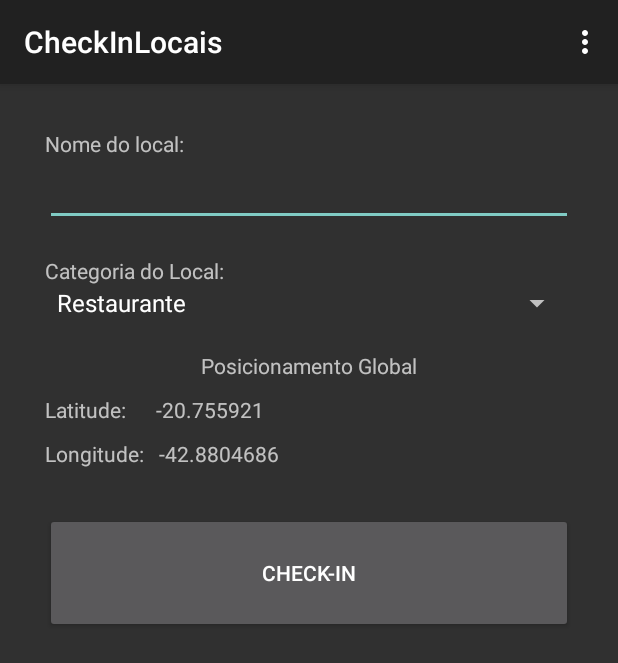
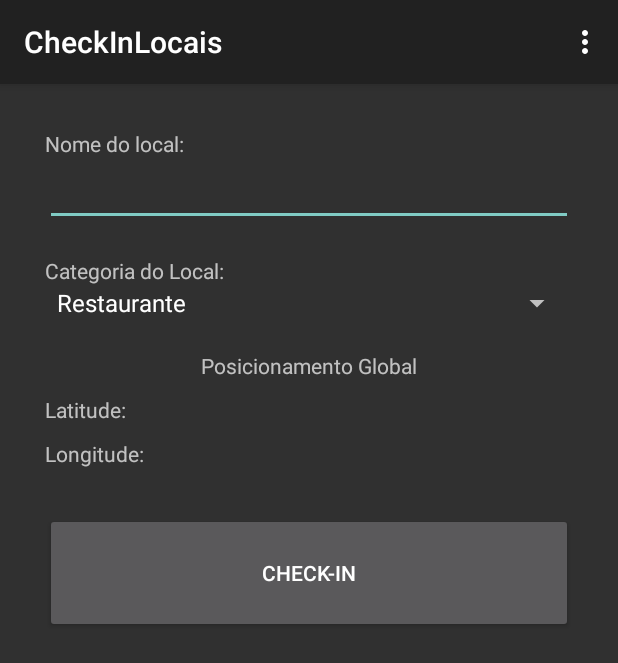
Before and after one commit to DiegoTeixeira7/CheckInLocais, an Android app: the screen it shows after launch (MainActivity), on a phone screen of 412 x 824 dp. Shown: the top 663 px of the screen. Run offline under Robolectric (Android 15) with nearby library versions, the phone set to English and light mode, and no system bars.

Commit message:
atualizaçoes

```diff
--- a/src/main/res/layout/activity_main.xml
+++ b/src/main/res/layout/activity_main.xml
@@ -71,7 +71,7 @@
             android:id="@+id/latEdit"
             android:layout_width="wrap_content"
             android:layout_height="wrap_content"
-            android:text="-20.755921" />
+            android:text="" />
 
     </LinearLayout>
 
@@ -96,7 +96,7 @@
             android:id="@+id/longEdit"
             android:layout_width="wrap_content"
             android:layout_height="wrap_content"
-            android:text="-42.8804686" />
+            android:text="" />
 
     </LinearLayout>
 
```
